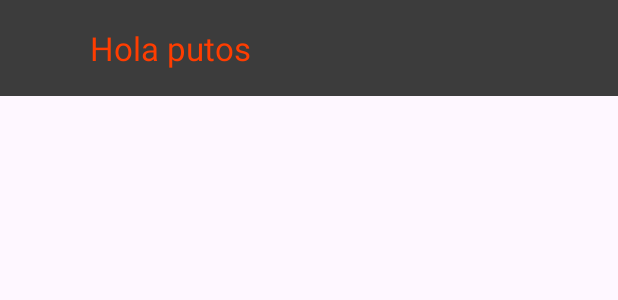
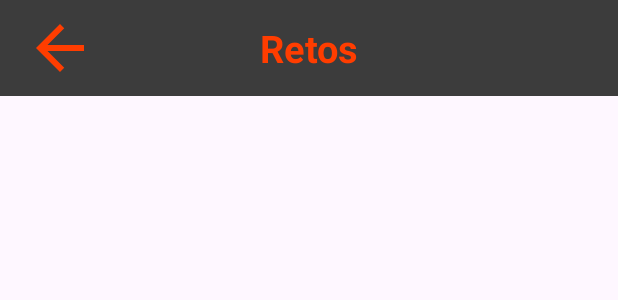
Before and after one commit to AndroidMobileDreamTeam/Pico_Botella, an Android app: the layout toolbar_challenges.xml on its own in the app's theme, with its tools: preview values and no code run, on a phone screen of 412 x 824 dp. Shown: the top 300 px of the screen. Run offline under Robolectric (Android 15) with nearby library versions, the phone set to English and light mode, and no system bars.

Commit message:
Request 3 from US 6: Toolbar (but has no logic)

```diff
--- a/app/src/main/res/drawable/ic_back.xml
+++ b/app/src/main/res/drawable/ic_back.xml
@@ -1,4 +1,12 @@
-<?xml version="1.0" encoding="utf-8"?>
-<selector xmlns:android="http://schemas.android.com/apk/res/android">
+<vector android:autoMirrored="true"
+    android:height="48dp"
+    android:width="48dp"
+    android:tint="@color/orange"
+    android:viewportHeight="48"
+    android:viewportWidth="48"
+    xmlns:android="http://schemas.android.com/apk/res/android">
 
-</selector>
+<path
+android:fillColor="@color/orange"
+android:pathData="M40,22H15.66l11.18,-11.18L24,8l-16,16 16,16 2.83,-2.83L15.66,26H40v-4z"/>
+    </vector>
--- a/app/src/main/res/layout/fragment_challenges.xml
+++ b/app/src/main/res/layout/fragment_challenges.xml
@@ -13,5 +13,11 @@
         android:background="@color/gray"
         tools:context=".view.fragment.HomeInventoryFragment">
 
+        <include
+            android:id="@+id/contentToolbar"
+            layout="@layout/toolbar_challenges" />
+
     </androidx.constraintlayout.widget.ConstraintLayout>
+
+
 </layout>
--- a/app/src/main/res/layout/toolbar_challenges.xml
+++ b/app/src/main/res/layout/toolbar_challenges.xml
@@ -7,23 +7,32 @@
         android:layout_height="wrap_content"
         tools:context=".MainActivity">
 
-        <!-- Agrega un AppBarLayout para la Toolbar -->
-        <com.google.android.material.appbar.AppBarLayout
+        <androidx.appcompat.widget.Toolbar
+            android:id="@+id/toolbar_chalenges"
             android:layout_width="match_parent"
-            android:layout_height="wrap_content">
+            android:layout_height="?attr/actionBarSize"
+            android:background="@color/gray">
 
-            <androidx.appcompat.widget.Toolbar
-                android:id="@+id/toolbar"
-                android:layout_width="match_parent"
-                android:layout_height="?attr/actionBarSize"
-                android:background="@color/gray"
-                app:navigationIcon="@drawable/ic_back"
-                app:title="Hola putos"
-                app:titleTextColor="@color/orange">
+            <ImageView
+                android:id="@+id/toolbar_back_icon"
+                android:layout_width="wrap_content"
+                android:layout_height="wrap_content"
+                android:src="@drawable/ic_back"
+                android:layout_gravity="start|center_vertical"
+                android:layout_marginStart="16dp"
+                app:tint="@color/orange" />
 
-            </androidx.appcompat.widget.Toolbar>
+            <TextView
+                android:id="@+id/toolbar_title"
+                android:layout_width="wrap_content"
+                android:layout_height="wrap_content"
+                android:text="Retos"
+                android:textColor="@color/orange"
+                android:textSize="25sp"
+                android:layout_gravity="center"
+                android:textStyle="bold" />
 
-        </com.google.android.material.appbar.AppBarLayout>
+        </androidx.appcompat.widget.Toolbar>
 
     </androidx.coordinatorlayout.widget.CoordinatorLayout>
 </layout>
```
